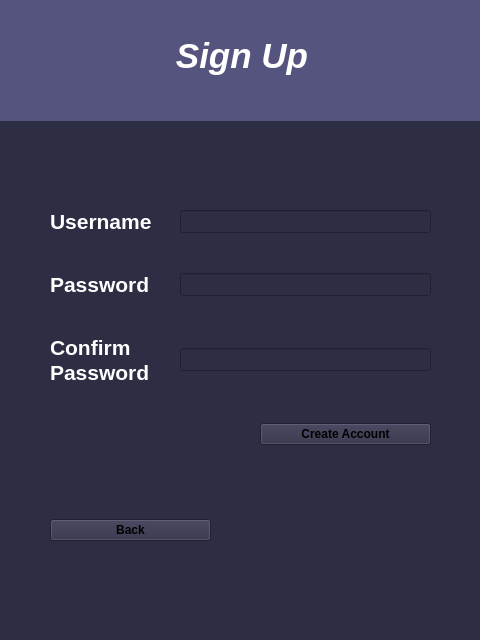
This is file_ui/signup.ui in Ghazimuhammad/Reservasi-Bengkel as Qt 5 draws it before an edit. The edited form follows.
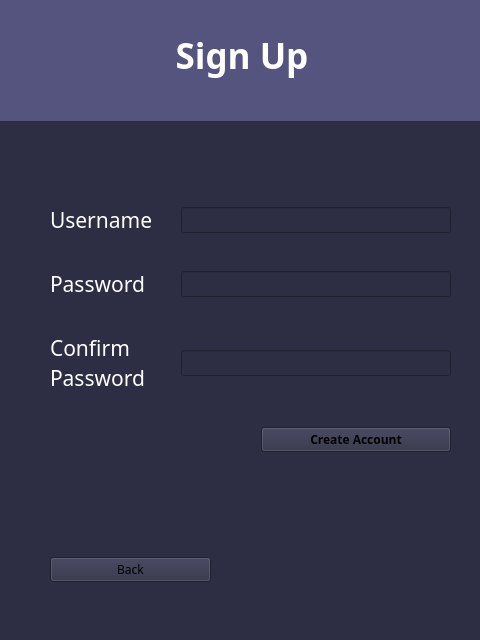
This is the edited form.

Diff of the .ui file:
```diff
--- a/file_ui/signup.ui
+++ b/file_ui/signup.ui
@@ -22,7 +22,7 @@
      <rect>
       <x>50</x>
       <y>190</y>
-      <width>381</width>
+      <width>401</width>
       <height>277</height>
      </rect>
     </property>
@@ -39,10 +39,10 @@
         <widget class="QLabel" name="labeL_confirm_2">
          <property name="font">
           <font>
-           <family>Helvetica</family>
+           <family>Roboto Slab</family>
            <pointsize>16</pointsize>
-           <weight>75</weight>
-           <bold>true</bold>
+           <weight>50</weight>
+           <bold>false</bold>
           </font>
          </property>
          <property name="styleSheet">
@@ -57,10 +57,10 @@
         <widget class="QLabel" name="labeL_password_3">
          <property name="font">
           <font>
-           <family>Helvetica</family>
+           <family>Roboto Slab</family>
            <pointsize>16</pointsize>
-           <weight>75</weight>
-           <bold>true</bold>
+           <weight>50</weight>
+           <bold>false</bold>
           </font>
          </property>
          <property name="styleSheet">
@@ -77,20 +77,23 @@
       <widget class="QLineEdit" name="username_input">
        <property name="font">
         <font>
-         <family>Helvetica</family>
+         <family>Roboto Slab</family>
          <pointsize>10</pointsize>
         </font>
        </property>
+       <property name="styleSheet">
+        <string notr="true">color: rgb(255, 255, 255);</string>
+       </property>
       </widget>
      </item>
      <item row="0" column="0">
       <widget class="QLabel" name="label_username">
        <property name="font">
         <font>
-         <family>Helvetica</family>
+         <family>Roboto Slab</family>
          <pointsize>16</pointsize>
-         <weight>75</weight>
-         <bold>true</bold>
+         <weight>50</weight>
+         <bold>false</bold>
         </font>
        </property>
        <property name="styleSheet">
@@ -105,10 +108,10 @@
       <widget class="QLabel" name="labeL_password">
        <property name="font">
         <font>
-         <family>Helvetica</family>
+         <family>Roboto Slab</family>
          <pointsize>16</pointsize>
-         <weight>75</weight>
-         <bold>true</bold>
+         <weight>50</weight>
+         <bold>false</bold>
         </font>
        </property>
        <property name="styleSheet">
@@ -123,10 +126,13 @@
       <widget class="QLineEdit" name="password_input">
        <property name="font">
         <font>
-         <family>Helvetica</family>
+         <family>Roboto Slab</family>
          <pointsize>10</pointsize>
         </font>
        </property>
+       <property name="styleSheet">
+        <string notr="true">color: rgb(255, 255, 255);</string>
+       </property>
        <property name="echoMode">
         <enum>QLineEdit::Password</enum>
        </property>
@@ -138,7 +144,7 @@
         <widget class="QPushButton" name="push_create_account">
          <property name="font">
           <font>
-           <family>Helvetica</family>
+           <family>Roboto Slab</family>
            <pointsize>9</pointsize>
            <weight>75</weight>
            <bold>true</bold>
@@ -191,10 +197,13 @@
       <widget class="QLineEdit" name="conpassword_input">
        <property name="font">
         <font>
-         <family>Helvetica</family>
+         <family>Roboto Slab</family>
          <pointsize>10</pointsize>
         </font>
        </property>
+       <property name="styleSheet">
+        <string notr="true">color: rgb(255, 255, 255);</string>
+       </property>
        <property name="echoMode">
         <enum>QLineEdit::Password</enum>
        </property>
@@ -213,11 +222,11 @@
     </property>
     <property name="font">
      <font>
-      <family>Helvetica</family>
+      <family>Roboto Slab</family>
       <pointsize>26</pointsize>
-      <weight>75</weight>
-      <italic>true</italic>
-      <bold>true</bold>
+      <weight>50</weight>
+      <italic>false</italic>
+      <bold>false</bold>
      </font>
     </property>
     <property name="autoFillBackground">
@@ -228,7 +237,7 @@
 color: qlineargradient(spread:pad, x1:0, y1:0, x2:1, y2:0, stop:0 rgba(0, 0, 0, 255), stop:1 rgba(255, 255, 255, 255));</string>
     </property>
     <property name="text">
-     <string>Sign Up</string>
+     <string>&lt;html&gt;&lt;head/&gt;&lt;body&gt;&lt;p&gt;&lt;span style=&quot; font-weight:600; color:#ffffff;&quot;&gt;Sign Up&lt;/span&gt;&lt;/p&gt;&lt;/body&gt;&lt;/html&gt;</string>
     </property>
     <property name="alignment">
      <set>Qt::AlignCenter</set>
@@ -255,7 +264,7 @@
     <property name="geometry">
      <rect>
       <x>50</x>
-      <y>490</y>
+      <y>530</y>
       <width>161</width>
       <height>80</height>
      </rect>
@@ -268,10 +277,10 @@
       <widget class="QPushButton" name="push_back">
        <property name="font">
         <font>
-         <family>Helvetica</family>
+         <family>Roboto Slab</family>
          <pointsize>9</pointsize>
-         <weight>75</weight>
-         <bold>true</bold>
+         <weight>50</weight>
+         <bold>false</bold>
         </font>
        </property>
        <property name="styleSheet">
```
Left out of the diff: 13 changed lines with no effect on the pictures.
